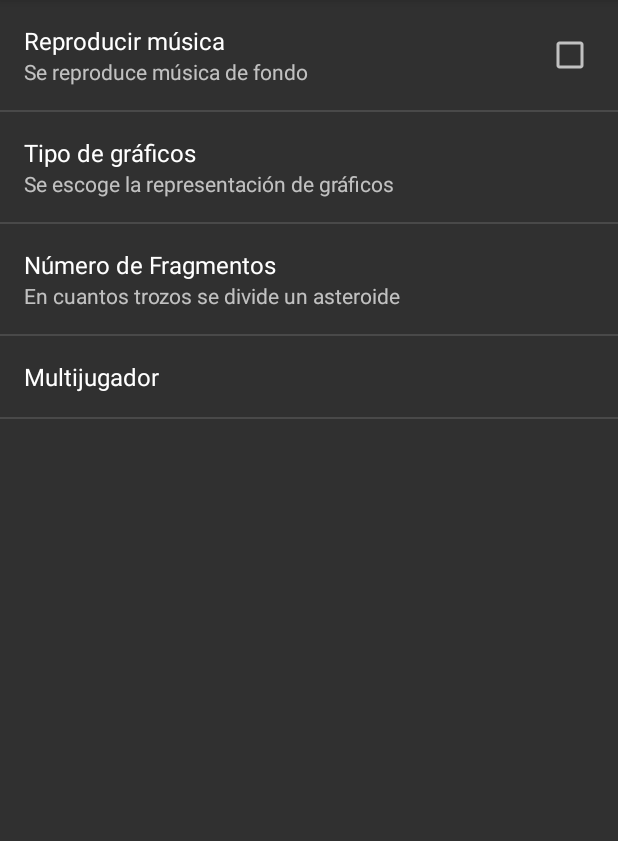
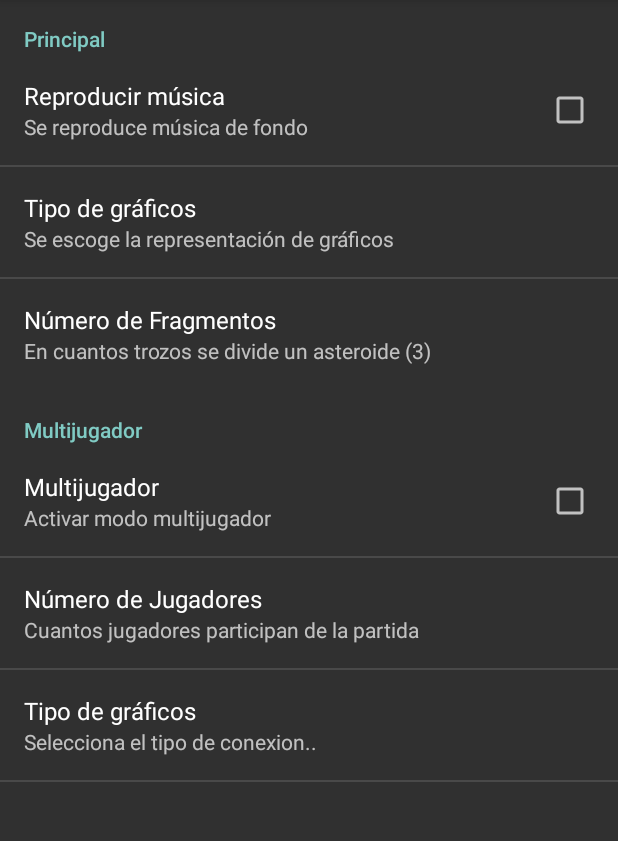
Before and after one commit to FranzBolivia/Asteroides, an Android app: the fragment PreferenciasFragment shown on its own in the app's theme, on a phone screen of 412 x 824 dp, the part 84-925 px from its top. Run offline under Robolectric (Android 15) with nearby library versions, the phone set to English and light mode, and no system bars.

Commit message:
Verificar que valores correctos para las preferencias de usuarios....

```diff
--- a/app/src/main/java/com/fva/asteroides/PreferenciasActivity.java
+++ b/app/src/main/java/com/fva/asteroides/PreferenciasActivity.java
@@ -13,4 +13,6 @@ public class PreferenciasActivity extends Activity {
         super.onCreate(savedInstanceState);
         getFragmentManager().beginTransaction().replace(android.R.id.content, new PreferenciasFragment()).commit();
     }
+
+
 }
--- a/app/src/main/java/com/fva/asteroides/PreferenciasFragment.java
+++ b/app/src/main/java/com/fva/asteroides/PreferenciasFragment.java
@@ -1,15 +1,46 @@
 package com.fva.asteroides;
 
 import android.os.Bundle;
+import android.preference.EditTextPreference;
+import android.preference.Preference;
 import android.preference.PreferenceFragment;
+import android.widget.Toast;
 
 /**
  * Created by DTIC-Dir on 19/10/2017.
  */
 
 public class PreferenciasFragment extends PreferenceFragment {
-    @Override public void onCreate(Bundle savedInstanceState) {
+    @Override
+    public void onCreate(Bundle savedInstanceState) {
         super.onCreate(savedInstanceState);
         addPreferencesFromResource(R.xml.preferencias);
+
+
+
+        final EditTextPreference fragmentos = (EditTextPreference) findPreference("fragmentos");
+
+        fragmentos.setSummary("En cuantos trozos se divide un asteroide (3)");
+
+        fragmentos.setOnPreferenceChangeListener(new Preference.OnPreferenceChangeListener() {
+            @Override
+            public boolean onPreferenceChange(Preference preference, Object newValue) {
+                int valor;
+                try {
+                    valor = Integer.parseInt((String) newValue);
+                } catch (Exception e) {
+                    Toast.makeText(getActivity(), "Ha de ser un número", Toast.LENGTH_SHORT).show();
+                    return false;
+                }
+                if (valor >= 0 && valor <= 9) {
+                    fragmentos.setSummary("En cuantos trozos se divide un asteroide (" + valor + ")");
+                    return true;
+                } else {
+                    Toast.makeText(getActivity(), "Máximo de fragmentos 9", Toast.LENGTH_SHORT).show();
+                    return false;
+                }
+            }
+        });
+
     }
 }
--- a/app/src/main/res/xml/preferencias.xml
+++ b/app/src/main/res/xml/preferencias.xml
@@ -1,6 +1,8 @@
 <?xml version="1.0" encoding="utf-8"?>
 <PreferenceScreen xmlns:android="http://schemas.android.com/apk/res/android"
     android:key="preferencias_principal">
+
+    <PreferenceCategory android:key="uno" android:title="Principal">
     <CheckBoxPreference
         android:key="musica"
         android:summary="Se reproduce música de fondo"
@@ -18,7 +20,11 @@
         android:key="fragmentos"
         android:summary="En cuantos trozos se divide un asteroide"
         android:title="Número de Fragmentos" />
-    <PreferenceScreen android:title="Multijugador">
+    </PreferenceCategory>
+
+<PreferenceCategory
+android:key="Secundaria"
+android:title="Multijugador">
 <CheckBoxPreference
     android:key="multijugador"
     android:summary="Activar modo multijugador"
@@ -36,7 +42,5 @@
     android:key="conexion"
     android:summary="Selecciona el tipo de conexion.."
     android:title="Tipo de gráficos" />
-
-
+</PreferenceCategory>
 </PreferenceScreen>
-</PreferenceScreen>
```
Lines whose indentation alone changed are shown as unchanged.
